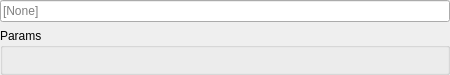
The window that tools/cathedral/ui/ServerScript.ui (comphack/comp_hack) describes before a commit, drawn with Qt 5.
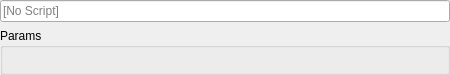
The same window after the commit. Custom widgets are drawn as their Qt base class.

```diff
--- a/tools/cathedral/ui/ServerScript.ui
+++ b/tools/cathedral/ui/ServerScript.ui
@@ -26,7 +26,7 @@
    <item>
     <widget class="QLineEdit" name="scriptID">
      <property name="placeholderText">
-      <string>[None]</string>
+      <string>[No Script]</string>
      </property>
     </widget>
    </item>
```
